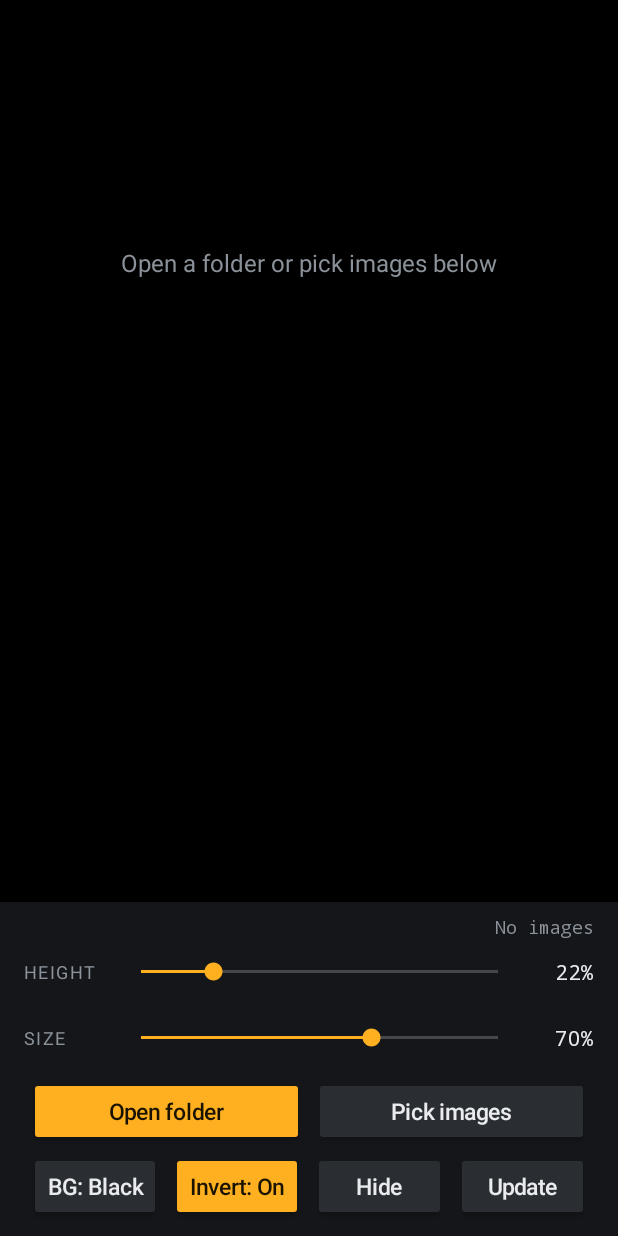
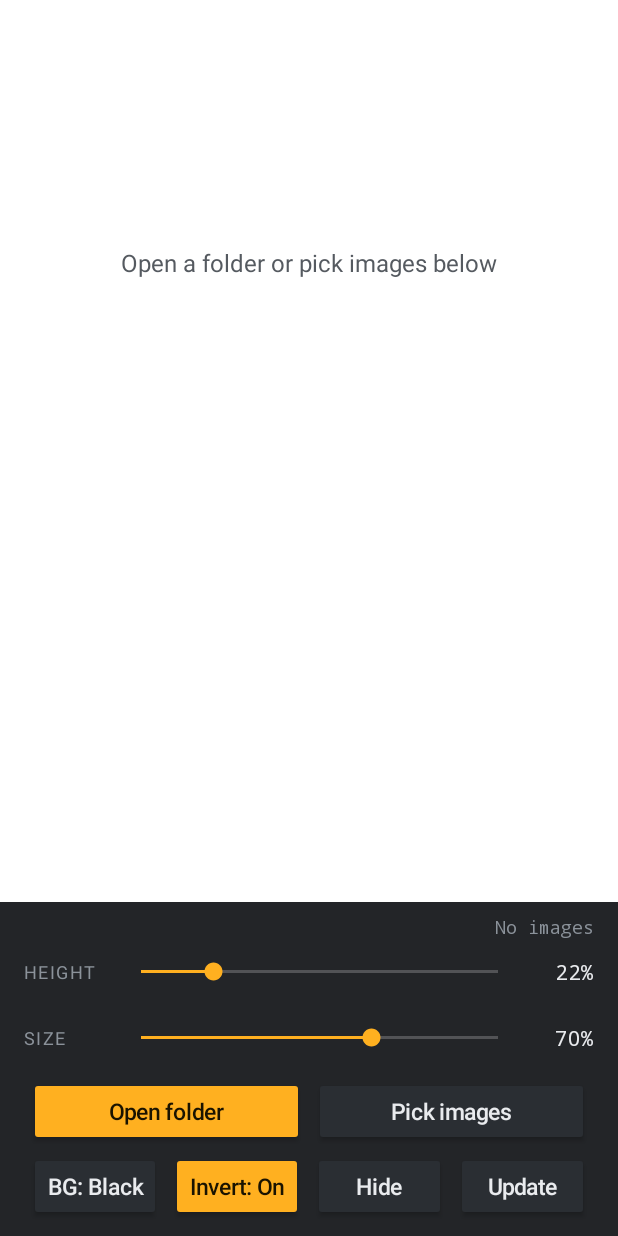
Before and after one commit to kefirman9000/logo-lift-viewer, an Android app: the screen it shows after launch (MainActivity), after a tap on "Invert: Off", on a phone screen of 412 x 824 dp. Run offline under Robolectric (Android 15) with nearby library versions, the phone set to English and light mode, and no system bars.

Commit message:
Invert also flips the background color
Co-Authored-By: Claude Opus 5.5 <noreply@anthropic.com>
Claude-Session: https://claude.ai/code/session_01Qq8UBM32QNWnyvzFniHKkg

```diff
--- a/app/src/main/java/com/kefirman9000/logolift/LogoView.java
+++ b/app/src/main/java/com/kefirman9000/logolift/LogoView.java
@@ -38,6 +38,7 @@ public class LogoView extends View {
     private float posFrac = 0.22f;
     private float sizeFrac = 0.70f;
     private int bg = Color.BLACK;
+    private boolean invert = false;
     private float offset = 0f;
     private Listener listener;
 
@@ -89,6 +90,7 @@ public class LogoView extends View {
 
     /** Inverts the image colours (transparent areas stay transparent). */
     public void setInvert(boolean on) {
+        invert = on;
         bmpPaint.setColorFilter(on ? new ColorMatrixColorFilter(new float[]{
                 -1, 0, 0, 0, 255,
                 0, -1, 0, 0, 255,
@@ -132,9 +134,10 @@ public class LogoView extends View {
 
     @Override
     protected void onDraw(Canvas c) {
-        c.drawColor(bg);
+        int shownBg = shownBg();
+        c.drawColor(shownBg);
         float W = getWidth(), H = getHeight();
-        textPaint.setColor(isLight(bg) ? 0xFF555A60 : 0xFF8B929A);
+        textPaint.setColor(isLight(shownBg) ? 0xFF555A60 : 0xFF8B929A);
 
         if (uris.isEmpty()) {
             c.drawText("Open a folder or pick images below", W / 2, posFrac * H, textPaint);
@@ -168,6 +171,11 @@ public class LogoView extends View {
         }
         rect.set(W / 2 - tw / 2 + dx, cy - th / 2, W / 2 + tw / 2 + dx, cy + th / 2);
         c.drawBitmap(b, null, rect, bmpPaint);
+    }
+
+    /** Background as displayed: inverted along with the image when invert is on. */
+    public int shownBg() {
+        return invert ? Color.rgb(255 - Color.red(bg), 255 - Color.green(bg), 255 - Color.blue(bg)) : bg;
     }
 
     private static boolean isLight(int color) {
--- a/app/src/main/java/com/kefirman9000/logolift/MainActivity.java
+++ b/app/src/main/java/com/kefirman9000/logolift/MainActivity.java
@@ -264,13 +264,14 @@ public class MainActivity extends Activity {
         boolean white = prefs.getBoolean("white", false);
         int c = white ? Color.WHITE : Color.BLACK;
         view.setBg(c);
-        getWindow().getDecorView().setBackgroundColor(c);
+        getWindow().getDecorView().setBackgroundColor(view.shownBg());
         bgBtn.setText(white ? "BG: White" : "BG: Black");
     }
 
     private void applyInvert() {
         boolean on = prefs.getBoolean("invert", false);
         view.setInvert(on);
+        getWindow().getDecorView().setBackgroundColor(view.shownBg());
         invBtn.setText(on ? "Invert: On" : "Invert: Off");
         invBtn.setTextColor(on ? 0xFF1A1300 : INK);
         invBtn.setBackgroundTintList(android.content.res.ColorStateList.valueOf(on ? ACCENT : 0xFF2A2E33));
```
